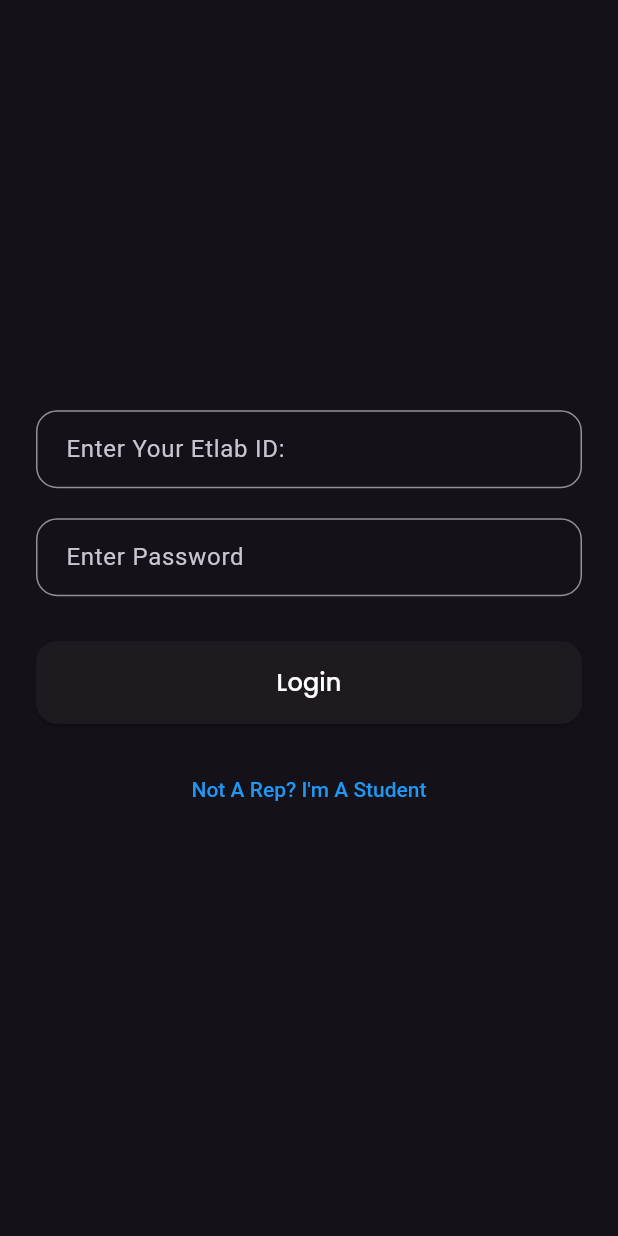
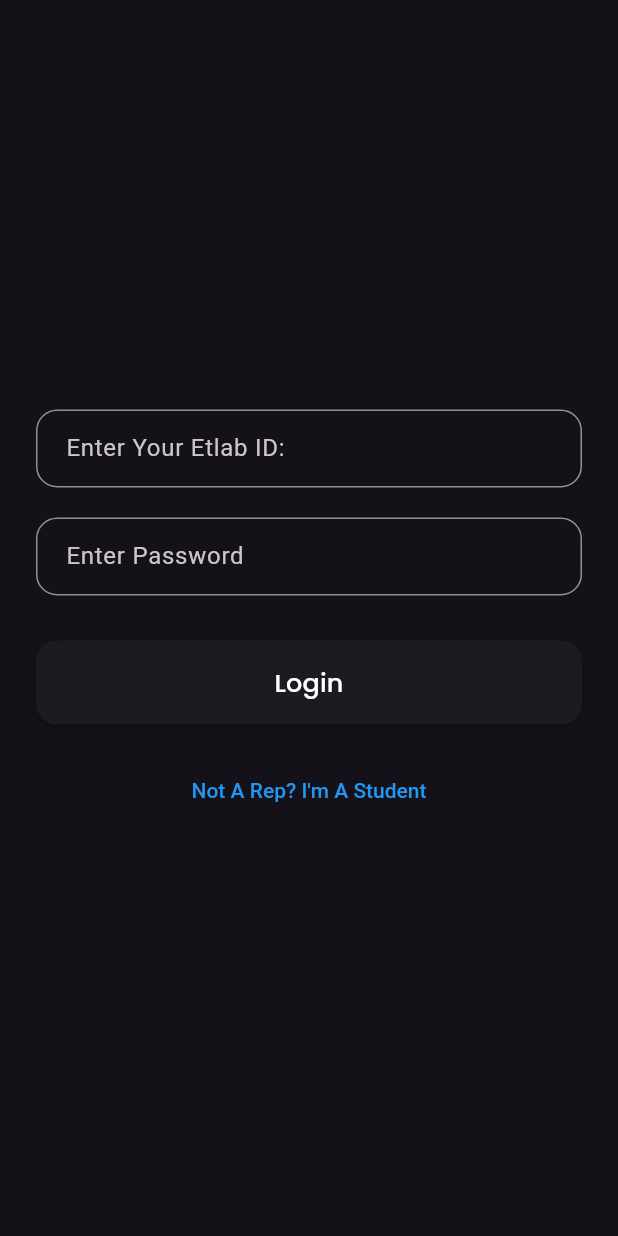
Before and after one commit to ABHIRAM-AP/AssignMate, a Flutter app: the screen it shows after launch, after a tap on "Not A Student? I'm A Rep", on a phone screen of 412 x 824 dp. Run offline on Flutter 3.47's test engine with Material 3 defaults, Android fonts, the phone set to English and light mode, and no system bars; our stand-ins replace google_fonts.

Commit message:
removed some unused parts

```diff
--- a/assign_mate_app/lib/login_screen_normal.dart
+++ b/assign_mate_app/lib/login_screen_normal.dart
@@ -14,14 +14,12 @@ class LoginScreenNormal extends StatelessWidget {
           child: Column(
             mainAxisSize: MainAxisSize.min,
             children: [
-              // Etlab ID TextField
               TextField(
                 decoration: const InputDecoration(
                   hintText: 'Enter Your Etlab ID:',
                 ),
               ),
               const SizedBox(height: 20),
-
               TextField(
                 decoration: const InputDecoration(
                   hintText: 'Enter Rep ID:',
@@ -35,23 +33,20 @@ class LoginScreenNormal extends StatelessWidget {
                 ),
               ),
               const SizedBox(height: 30),
-              // Login Button
               SizedBox(
-                width: double.infinity, // Matches the width of the parent
+                width: double.infinity,
                 child: ElevatedButton(
                   onPressed: () {},
                   child: Text(
                     "Login",
                     style: GoogleFonts.poppins(
-                      fontSize: 16,
+                      fontSize: 17,
                       color: Colors.white,
                     ),
                   ),
                 ),
               ),
               const SizedBox(height: 20),
-
-              // Not A Student? I'm A Rep Link
               TextButton(
                 onPressed: () {
                   Navigator.push(
--- a/assign_mate_app/lib/login_screen_rep.dart
+++ b/assign_mate_app/lib/login_screen_rep.dart
@@ -14,40 +14,33 @@ class LoginScreenRep extends StatelessWidget {
           child: Column(
             mainAxisSize: MainAxisSize.min,
             children: [
-              // Etlab ID TextField
               TextField(
                 decoration: const InputDecoration(
                   hintText: 'Enter Your Etlab ID:',
                 ),
               ),
               const SizedBox(height: 20),
-
-              // Password TextField
               TextField(
-                obscureText: true, // Hides password input
+                obscureText: true,
                 decoration: const InputDecoration(
                   hintText: 'Enter Password',
                 ),
               ),
               const SizedBox(height: 30),
-
-              // Login Button
               SizedBox(
-                width: double.infinity, // Matches the width of the parent
+                width: double.infinity,
                 child: ElevatedButton(
                   onPressed: () {},
                   child: Text(
                     "Login",
                     style: GoogleFonts.poppins(
-                      fontSize: 16,
+                      fontSize: 17,
                       color: Colors.white,
                     ),
                   ),
                 ),
               ),
               const SizedBox(height: 20),
-
-              // Not A Student? I'm A Rep Link
               TextButton(
                 onPressed: () {
                   Navigator.push(
```
